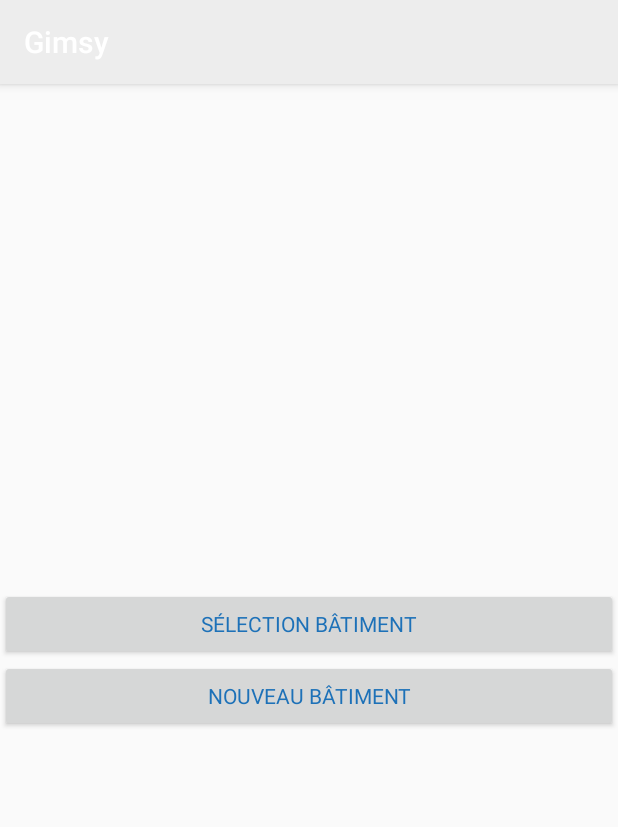
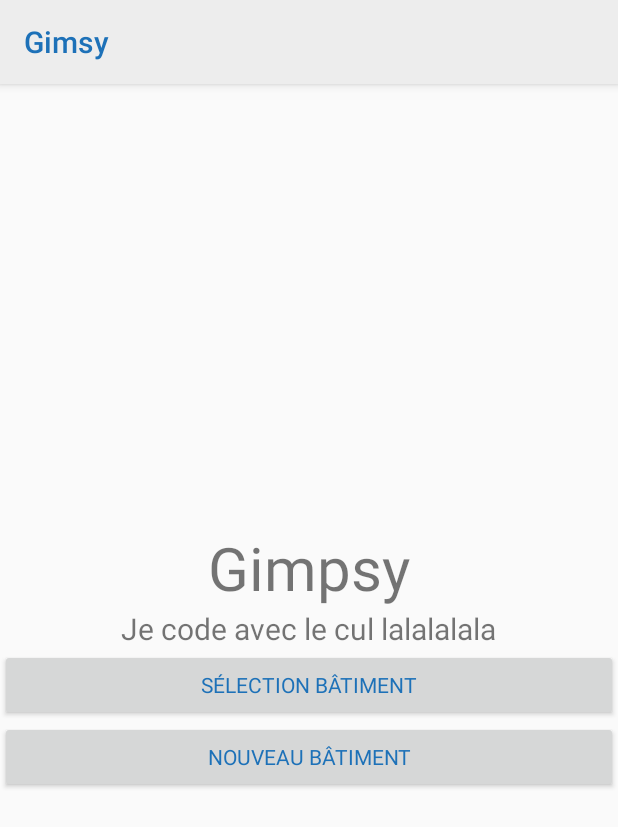
Before and after one commit to LorianeN/Gimsy, an Android app: the screen it shows after launch (AccueilActivity), on a phone screen of 412 x 824 dp. Shown: the top 827 px of the screen. Run offline under Robolectric (Android 15) with nearby library versions, the light colour scheme and no system bars; 3 statements that could not run were skipped.

Commit message:
lalalalalalala

```diff
--- a/app/src/main/java/fred/gimsy/AccueilActivity.java
+++ b/app/src/main/java/fred/gimsy/AccueilActivity.java
@@ -2,6 +2,7 @@ package fred.gimsy;
 
 import android.content.res.Resources;
 import android.graphics.Color;
+import android.graphics.Typeface;
 import android.support.v7.app.AppCompatActivity;
 import android.os.Bundle;
 import android.widget.Button;
@@ -14,5 +15,8 @@ public class AccueilActivity extends AppCompatActivity {
         super.onCreate(savedInstanceState);
         setContentView(R.layout.activity_accueil);
         Button selectButton = (Button) findViewById(R.id.selectButton);
+        TextView myTextView=(TextView)findViewById(R.id.);
+        Typeface typeFace=Typeface.createFromAsset(getAssets(),"fonts/mytruetypefont.ttf");
+        myTextView.setTypeface(typeFace);
     }
 }
--- a/app/src/main/res/layout/activity_accueil.xml
+++ b/app/src/main/res/layout/activity_accueil.xml
@@ -8,6 +8,23 @@
         android:orientation="vertical"
         android:layout_centerVertical="true"
         >
+
+        <TextView
+            android:id="@+id/nameAppli"
+            android:layout_gravity="center_horizontal"
+            android:layout_width="wrap_content"
+            android:layout_height="wrap_content"
+            android:text="Gimpsy"
+            android:textSize="40dp"/>
+
+        <TextView
+            android:id="@+id/descripAppli"
+            android:layout_gravity="center_horizontal"
+            android:layout_width="wrap_content"
+            android:layout_height="wrap_content"
+            android:text="Je code avec le cul lalalalala"
+            android:textSize="20dp"/>
+
         <Button
             android:id="@+id/selectButton"
             android:textColor="@color/colorFont"
--- a/app/src/main/res/values/colors.xml
+++ b/app/src/main/res/values/colors.xml
@@ -1,7 +1,6 @@
 <?xml version="1.0" encoding="utf-8"?>
 <resources>
     <color name="colorPrimary">#EDEDED</color>
-    <color name="colorPrimaryDark">#303F9F</color>
     <color name="colorAccent">#FF4081</color>
     <color name="colorFont">#1D71B8</color>
 </resources>
--- a/app/src/main/res/values/styles.xml
+++ b/app/src/main/res/values/styles.xml
@@ -1,11 +1,11 @@
 <resources>
 
     <!-- Base application theme. -->
-    <style name="AppTheme" parent="Theme.AppCompat.Light.DarkActionBar">
+    <style name="AppTheme" parent="Theme.AppCompat.Light">
         <!-- Customize your theme here. -->
         <item name="colorPrimary">@color/colorPrimary</item>
-        <item name="colorPrimaryDark">@color/colorPrimaryDark</item>
-        <item name="colorAccent">@color/colorAccent</item>
+        <item name="colorPrimaryDark">@color/colorPrimary</item>
+        <item name="android:textColorPrimary">@color/colorFont</item>
     </style>
 
     <style name="myTheme" parent="@android:style/Theme.Light">
```
